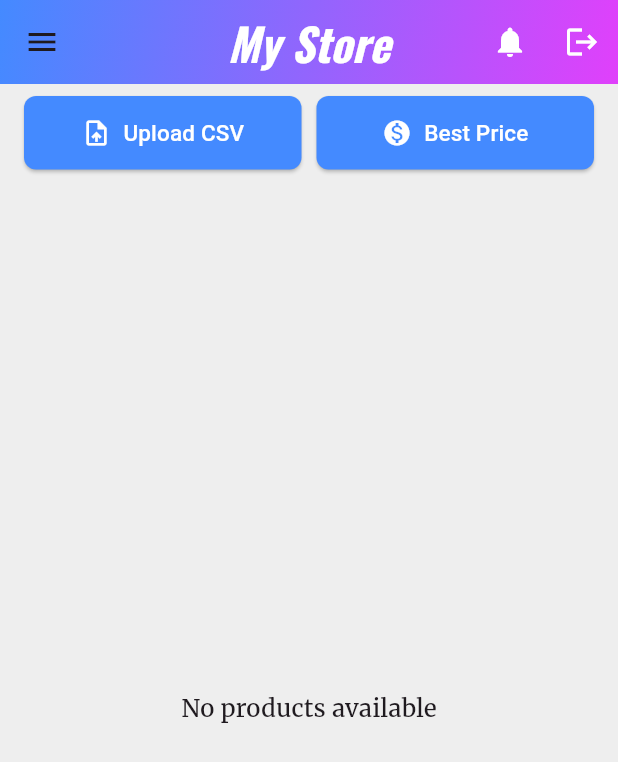
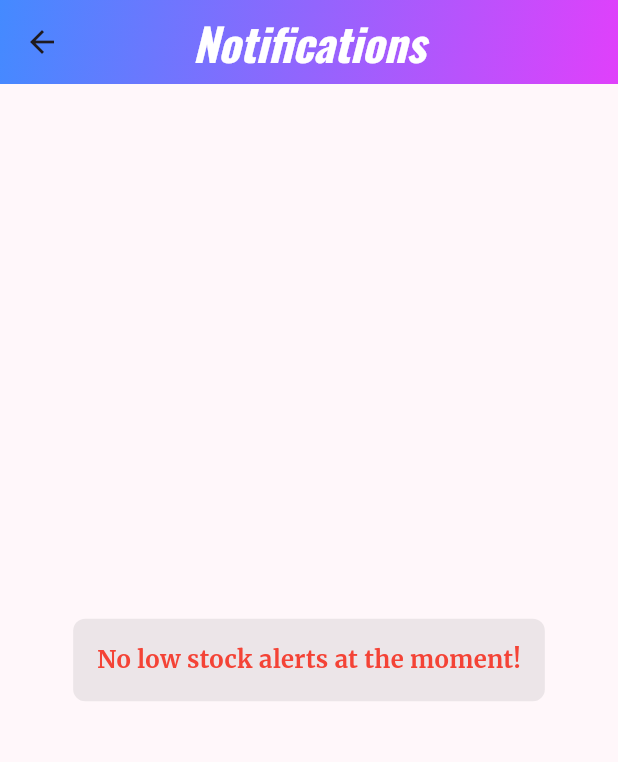
Before and after one commit to rhtmahour/go90Stores, a Flutter app: the MyStore screen opened directly with empty values, after a tap on the "notifications" icon, on a phone screen of 412 x 824 dp. Shown: the top 762 px of the screen. Run offline on Flutter 3.47's test engine with Material 3 defaults, Android fonts, the phone set to English and light mode, and no system bars; our stand-ins replace badges, carousel_slider, cloud_firestore, csv, dots_indicator, file_picker and 9 more; accounts and stored records are empty; network calls fail.

Commit message:
code on date 21-02-2025

```diff
--- a/lib/mystore.dart
+++ b/lib/mystore.dart
@@ -1,6 +1,5 @@
 import 'dart:convert';
 import 'dart:io';
-
 import 'package:csv/csv.dart';
 import 'package:file_picker/file_picker.dart';
 import 'package:firebase_database/firebase_database.dart';
@@ -8,8 +7,10 @@ import 'package:flutter/material.dart';
 import 'package:firebase_auth/firebase_auth.dart';
 import 'package:go90stores/adminlogin.dart';
 import 'package:go90stores/bestprice.dart';
+import 'package:go90stores/notificationscreen.dart';
 import 'package:go90stores/productcard.dart';
 import 'package:go90stores/storedrawerheader.dart';
+import 'package:flutter_local_notifications/flutter_local_notifications.dart';
 
 class MyStore extends StatefulWidget {
   final String storeId;
@@ -52,9 +53,85 @@ class _MyStoreState extends State<MyStore> {
     }
   }
 
+  final FlutterLocalNotificationsPlugin flutterLocalNotificationsPlugin =
+      FlutterLocalNotificationsPlugin();
   final FirebaseAuth _auth = FirebaseAuth.instance;
   bool _isLoading = false;
+  int lowStockCount = 0;
   List<Map<String, String>> _products = [];
+  void _checkLowStockProducts() {
+    DatabaseReference storeRef =
+        FirebaseDatabase.instance.ref('products/${widget.storeId}');
+
+    storeRef.onValue.listen((event) {
+      if (!mounted) return;
+
+      final data = event.snapshot.value;
+      if (data == null || data is! Map<dynamic, dynamic>) {
+        setState(() {
+          lowStockCount = 0;
+        });
+        return;
+      }
+
+      List<Map<String, dynamic>> lowStockProducts = [];
+      int count = 0;
+
+      (data as Map<dynamic, dynamic>).forEach((key, value) {
+        if (value is Map<dynamic, dynamic>) {
+          int stock = int.tryParse(value['quantity']?.toString() ??
+                  value['Quantity']?.toString() ??
+                  '0') ??
+              0;
+          if (stock < 10) {
+            lowStockProducts.add({
+              'name': value['name'] ?? 'Unknown Product',
+              'quantity': stock.toString(),
+            });
+            count++;
+          }
+        }
+      });
+
+      if (mounted) {
+        setState(() {
+          lowStockCount = count;
+        });
+
+        if (lowStockProducts.isNotEmpty) {
+          _showLowStockNotification(lowStockProducts);
+        }
+      }
+    });
+  }
+
+  Future<void> _showLowStockNotification(
+      List<Map<String, dynamic>> lowStockProducts) async {
+    for (var product in lowStockProducts) {
+      final String productName = product['name'] ?? 'Unknown Product';
+      final String stockQuantity = product['quantity'] ?? 'N/A';
+
+      const AndroidNotificationDetails androidDetails =
+          AndroidNotificationDetails(
+        'low_stock_channel',
+        'Low Stock Alerts',
+        importance: Importance.max,
+        priority: Priority.high,
+        showWhen: true,
+      );
+
+      const NotificationDetails notificationDetails =
+          NotificationDetails(android: androidDetails);
+
+      await flutterLocalNotificationsPlugin.show(
+        0,
+        'Low Stock Alert',
+        '$productName is low on stock! Only $stockQuantity left.',
+        notificationDetails,
+      );
+    }
+  }
+
   Future<void> _uploadCsvFile() async {
     setState(() {
       _isLoading = true;
@@ -161,6 +238,12 @@ class _MyStoreState extends State<MyStore> {
   }
 
   @override
+  void initState() {
+    super.initState();
+    _checkLowStockProducts();
+  }
+
+  @override
   Widget build(BuildContext context) {
     return Scaffold(
       backgroundColor: Colors.grey[200],
@@ -180,15 +263,63 @@ class _MyStoreState extends State<MyStore> {
           ),
         ),
         actions: [
-          IconButton(
-            onPressed: () {
-              // Add notification functionality here
-            },
-            icon: Icon(Icons.notifications, color: Colors.white),
+          Stack(
+            clipBehavior: Clip.none, // Ensures the badge isn't clipped
+            children: [
+              IconButton(
+                onPressed: () {
+                  List<Map<String, dynamic>> lowStockProducts =
+                      _products.where((product) {
+                    int stock = int.tryParse(product['quantity'] ?? '0') ?? 0;
+                    return stock > 0 && stock < 10;
+                  }).toList();
+
+                  Navigator.push(
+                    context,
+                    MaterialPageRoute(
+                      builder: (context) => NotificationScreen(
+                          lowStockProducts: lowStockProducts),
+                    ),
+                  );
+                },
+                icon: const Icon(Icons.notifications, color: Colors.white),
+              ),
+              if (lowStockCount > 0)
+                Positioned(
+                  right: -2, // Moves badge further right to avoid overlap
+                  top: 6, // Slightly adjusted for better alignment
+                  child: Container(
+                    padding:
+                        const EdgeInsets.symmetric(horizontal: 6, vertical: 2),
+                    decoration: BoxDecoration(
+                      color: Colors.red,
+                      borderRadius: BorderRadius.circular(12),
+                    ),
+                    constraints: BoxConstraints(
+                      minWidth: 18,
+                      minHeight: 18,
+                      maxWidth: 30, // Allows enough space for 3-digit numbers
+                    ),
+                    child: FittedBox(
+                      fit: BoxFit
+                          .scaleDown, // Ensures the text fits within the box
+                      child: Text(
+                        lowStockCount > 999 ? '999+' : '$lowStockCount',
+                        style: const TextStyle(
+                          color: Colors.white,
+                          fontSize: 10,
+                          fontWeight: FontWeight.bold,
+                        ),
+                        textAlign: TextAlign.center,
+                      ),
+                    ),
+                  ),
+                ),
+            ],
           ),
           IconButton(
             onPressed: () => _signOut(context),
-            icon: Icon(Icons.logout, color: Colors.white),
+            icon: const Icon(Icons.logout, color: Colors.white),
           ),
         ],
       ),
@@ -283,7 +414,9 @@ class _MyStoreState extends State<MyStore> {
             itemBuilder: (context, index) {
               return ProductCard(
                 product: products[index],
-                onUpdate: () {},
+                onUpdate: () {}, // Keep as is
+                onStockUpdated:
+                    _checkLowStockProducts, // ✅ Pass function to update stock count
                 storeId: widget.storeId,
               );
             },
--- /dev/null
+++ b/lib/notificationscreen.dart
@@ -0,0 +1,84 @@
+import 'package:flutter/material.dart';
+
+class NotificationScreen extends StatelessWidget {
+  final List<Map<String, dynamic>> lowStockProducts;
+
+  const NotificationScreen({Key? key, required this.lowStockProducts})
+      : super(key: key);
+
+  @override
+  Widget build(BuildContext context) {
+    return Scaffold(
+      appBar: AppBar(
+        centerTitle: true,
+        title: const Text(
+          "Notifications",
+          style: TextStyle(fontWeight: FontWeight.bold, color: Colors.white),
+        ),
+        flexibleSpace: Container(
+          decoration: const BoxDecoration(
+            gradient: LinearGradient(
+              colors: [Colors.blueAccent, Colors.purpleAccent],
+              begin: Alignment.topLeft,
+              end: Alignment.bottomRight,
+            ),
+          ),
+        ),
+      ),
+      body: lowStockProducts.isEmpty
+          ? Center(
+              child: Container(
+                padding: const EdgeInsets.all(16),
+                decoration: BoxDecoration(
+                  color: Colors.grey.withOpacity(0.2),
+                  borderRadius: BorderRadius.circular(8),
+                ),
+                child: const Text(
+                  "No low stock alerts at the moment!",
+                  style: TextStyle(
+                    color: Colors.red,
+                    fontSize: 16,
+                    fontWeight: FontWeight.bold,
+                  ),
+                ),
+              ),
+            )
+          : Padding(
+              padding: const EdgeInsets.all(16.0),
+              child: ListView.builder(
+                itemCount: lowStockProducts.length,
+                itemBuilder: (context, index) {
+                  final product = lowStockProducts[index];
+                  final String productName =
+                      product['name'] ?? "Unknown Product";
+                  final String stockQuantity = product['quantity'] ?? "N/A";
+
+                  return Card(
+                    elevation: 2,
+                    color:
+                        Colors.red.withOpacity(0.1), // Highlight notification
+                    child: ListTile(
+                      leading: const Icon(Icons.warning, color: Colors.red),
+                      title: Text(
+                        productName,
+                        style: const TextStyle(
+                          fontWeight: FontWeight.bold,
+                          fontSize: 16,
+                        ),
+                      ),
+                      subtitle: Text(
+                        "⚠️ Low Stock Alert: Only $stockQuantity left!",
+                        style: const TextStyle(
+                          color: Colors.red,
+                          fontSize: 14,
+                          fontWeight: FontWeight.w500,
+                        ),
+                      ),
+                    ),
+                  );
+                },
+              ),
+            ),
+    );
+  }
+}
--- a/pubspec.yaml
+++ b/pubspec.yaml
@@ -53,6 +53,7 @@ dependencies:
   badges: ^3.1.2
   flutter_cart: ^0.0.9
   lottie: ^3.3.1
+  flutter_local_notifications: ^18.0.1
 
 dev_dependencies:
   flutter_test:
```
Also changed, not shown: lib/productcard.dart (+8 -4 lines), pubspec.lock, 1 other file.
